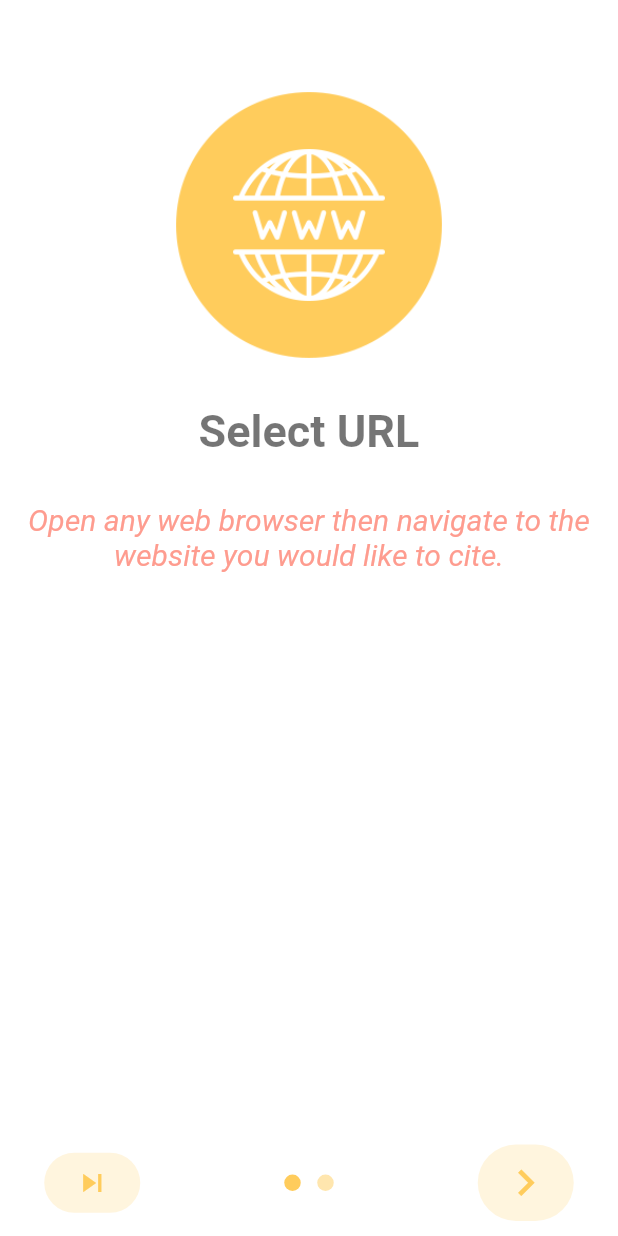
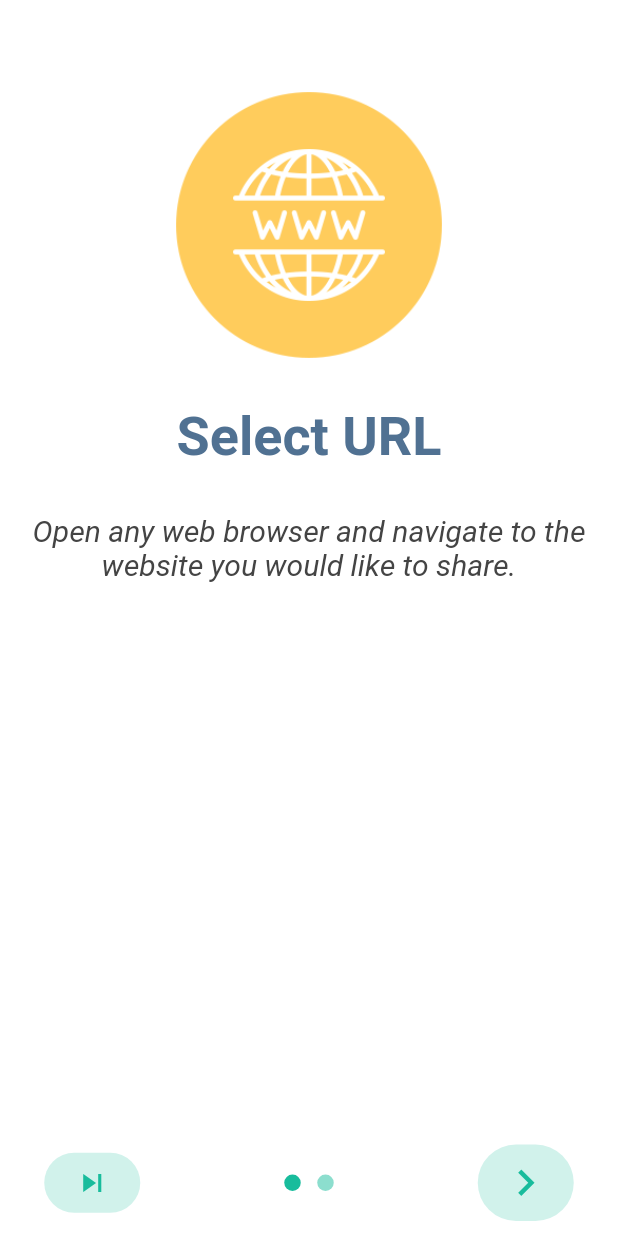
Before and after one commit to dovy/recordseek-flutter, a Flutter app: the screen it shows after launch, on a phone screen of 412 x 824 dp. Run offline on Flutter 3.47's test engine with Material 2 defaults, Android fonts, the phone set to English and light mode, and no system bars; drawn by our look-alikes of intro_slider; our stand-ins replace webview_flutter; missing offline and left inert: loading, receive_sharing_intent, regexed_validator.

```diff
--- a/lib/second.dart
+++ b/lib/second.dart
@@ -13,8 +13,6 @@ class SecondClass extends StatefulWidget {
   @override
   SecondPageState createState() => SecondPageState();
 }
-
-
 
 class SecondPageState extends State<SecondClass> {
 
--- a/lib/slider.dart
+++ b/lib/slider.dart
@@ -20,6 +20,44 @@ class _MyHomePageState extends State<SliderPage> {
   List<Slide> slides = new List();
   Function goToTab;
 
+  getSlides() {
+    slides.add(
+      new Slide(
+        title: "Select URL",
+        styleTitle: TextStyle(
+            color: Color(0xff507192),
+            fontSize: 36,
+            fontWeight: FontWeight.bold),
+        description:
+        "Open any web browser and navigate to the website you would like to share.",
+        styleDescription: TextStyle(
+            color: Color(0xff444444),
+            fontSize: 20.0,
+            fontStyle: FontStyle.italic),
+        pathImage: 'assets/images/url.png',
+      ),
+    );
+    slides.add(
+      new Slide(
+        title: "Share",
+        styleTitle: TextStyle(
+            color: Color(0xff507192),
+            fontSize: 26.0,
+//                  fontWeight: FontWeight.bold,
+            fontFamily: 'Roboto'
+        ),
+        description:
+        "Click on `Share` button. Now choose the RecordSeek application from the sharing panel.",
+        styleDescription: TextStyle(
+            color: Color(0xff444444),
+            fontSize: 16.0,
+//                  fontStyle: FontStyle.italic,
+            fontFamily: 'Roboto'),
+        pathImage: 'assets/images/share.png',
+      ),
+    );
+  }
+
   @override
   void initState() {
 
@@ -32,82 +70,15 @@ class _MyHomePageState extends State<SliderPage> {
               builder: (context) => SecondClass(Uri.decodeFull(widget._url)),
             ));
         setState(() {
-          slides.add(
-            new Slide(
-              title: "Select URL",
-              styleTitle: TextStyle(
-                  color: Colors.black54,
-                  fontSize: 30.0,
-                  fontWeight: FontWeight.bold),
-              description:
-              "Open any web browser and navigate to the website you would like to share.",
-              styleDescription: TextStyle(
-                  color: Color(0xfffe9c8f),
-                  fontSize: 20.0,
-                  fontStyle: FontStyle.italic),
-              pathImage: 'assets/images/url.png',
-            ),
-          );
-          slides.add(
-            new Slide(
-              title: "Share",
-              styleTitle: TextStyle(
-                  color: Colors.black54,
-                  fontSize: 30.0,
-                  fontWeight: FontWeight.bold,
-                  fontFamily: 'RobotoMono'),
-              description:
-              "Click on 'Share' button. Now choose the RecordSeek application from the sharing panel.",
-              styleDescription: TextStyle(
-                  color: Color(0xfffe9c8f),
-                  fontSize: 20.0,
-                  fontStyle: FontStyle.italic,
-                  fontFamily: 'Raleway'),
-              pathImage: 'assets/images/share.png',
-            ),
-          );
+          getSlides();
         });
 
       });
     }
     else{
       setState(() {
-        slides.add(
-          new Slide(
-            title: "Select URL",
-            styleTitle: TextStyle(
-                color: Colors.black54,
-                fontSize: 30.0,
-                fontWeight: FontWeight.bold),
-            description:
-            "Open any web browser then navigate to the website you would like to cite.",
-            styleDescription: TextStyle(
-                color: Color(0xfffe9c8f),
-                fontSize: 20.0,
-                fontStyle: FontStyle.italic),
-            pathImage: 'assets/images/url.png',
-          ),
-        );
-        slides.add(
-          new Slide(
-            title: "Share",
-            styleTitle: TextStyle(
-                color: Colors.black54,
-                fontSize: 30.0,
-                fontWeight: FontWeight.bold,
-                fontFamily: 'RobotoMono'),
-            description:
-            "Then click on 'Share' button and choose the RecordSeek icon from the sharing panel.",
-            styleDescription: TextStyle(
-                color: Color(0xfffe9c8f),
-                fontSize: 20.0,
-                fontStyle: FontStyle.italic,
-                fontFamily: 'Raleway'),
-            pathImage: 'assets/images/share.png',
-          ),
-        );
+        getSlides();
       });
-
     }
   }
 
@@ -127,7 +98,7 @@ class _MyHomePageState extends State<SliderPage> {
   Widget renderNextBtn() {
     return Icon(
       Icons.navigate_next,
-      color: Color(0xffffcc5c),
+      color: Color(0xff18bc9c),
       size: 35.0,
     );
   }
@@ -135,14 +106,14 @@ class _MyHomePageState extends State<SliderPage> {
   Widget renderDoneBtn() {
     return Icon(
       Icons.done,
-      color: Color(0xffffcc5c),
+      color: Color(0xff18bc9c),
     );
   }
 
   Widget renderSkipBtn() {
     return Icon(
       Icons.skip_next,
-      color: Color(0xffffcc5c),
+      color: Color(0xff18bc9c),
     );
   }
 
@@ -200,8 +171,8 @@ class _MyHomePageState extends State<SliderPage> {
 
               // Skip button
               renderSkipBtn: this.renderSkipBtn(),
-              colorSkipBtn: Color(0x33ffcc5c),
-              highlightColorSkipBtn: Color(0xffffcc5c),
+              colorSkipBtn: Color(0x3318bc9c),
+              highlightColorSkipBtn: Color(0xff18bc9c),
 
               // Next button
               renderNextBtn: this.renderNextBtn(),
@@ -209,11 +180,11 @@ class _MyHomePageState extends State<SliderPage> {
               // Done button
               renderDoneBtn: this.renderDoneBtn(),
               onDonePress: this.onDonePress,
-              colorDoneBtn: Color(0x33ffcc5c),
-              highlightColorDoneBtn: Color(0xffffcc5c),
+              colorDoneBtn: Color(0x3318bc9c),
+              highlightColorDoneBtn: Color(0xff18bc9c),
 
               // Dot indicator
-              colorDot: Color(0xffffcc5c),
+              colorDot: Color(0xff18bc9c),
               sizeDot: 11.0,
               typeDotAnimation: dotSliderAnimation.SIZE_TRANSITION,
 
```
Also changed, not shown: 9 other files.
